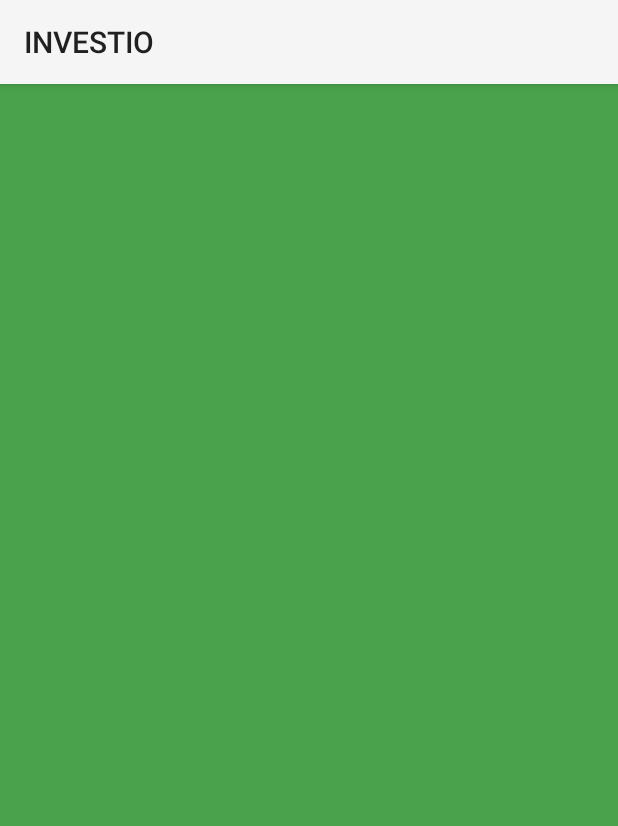
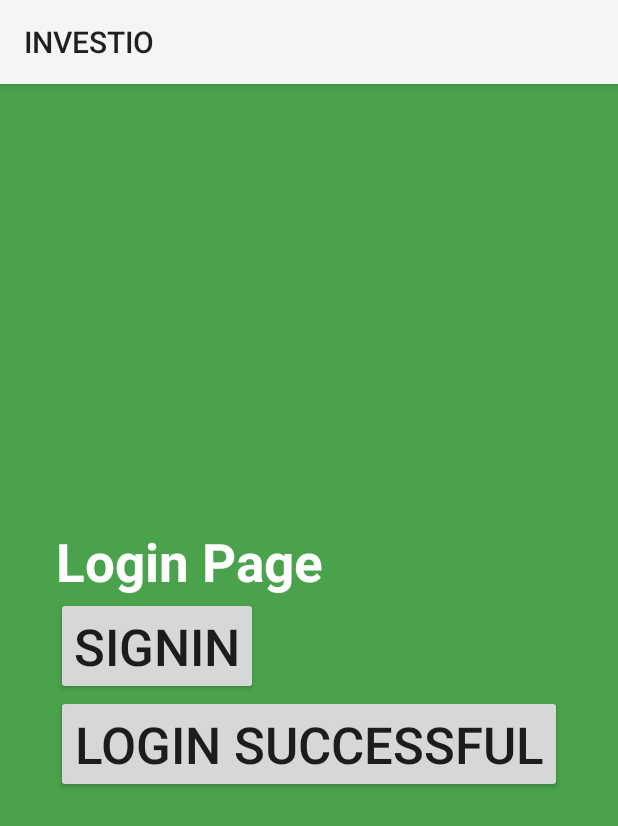
Before and after one commit to MuhammadAmmar71/INVESTIO, an Android app built with Jetpack Compose: the screen it shows after launch (HomeActivity before the commit, LoginPage after it), on a phone screen of 412 x 824 dp. Shown: the top 826 px of the screen. Run offline under Robolectric (Android 15) with nearby library versions, the phone set to English and light mode, and no system bars.

Commit message:
making of splash screen

```diff
--- /dev/null
+++ b/app/src/main/java/com/example/investio/LoginPage.java
@@ -0,0 +1,42 @@
+package com.example.investio;
+
+import androidx.appcompat.app.AppCompatActivity;
+
+import android.annotation.SuppressLint;
+import android.content.Intent;
+import android.os.Bundle;
+import android.view.View;
+import android.widget.Button;
+
+public class LoginPage extends AppCompatActivity {
+Button btnSignin;
+Button btnLoginSuccessful;
+
+    @SuppressLint("MissingInflatedId")
+    @Override
+    protected void onCreate(Bundle savedInstanceState) {
+        super.onCreate(savedInstanceState);
+        setContentView(R.layout.activity_login_page);
+        btnSignin=findViewById(R.id.btnSignin);
+        btnLoginSuccessful=findViewById(R.id.btnLoginSuccessful);
+
+        Intent iSignup = new Intent(LoginPage.this,SignupPage.class);
+        Intent iHome = new Intent(LoginPage.this,HomeActivity.class);
+        btnSignin.setOnClickListener(new View.OnClickListener() {
+            @Override
+            public void onClick(View view) {
+
+                startActivity(iSignup);
+            }
+        });
+
+        btnLoginSuccessful.setOnClickListener(new View.OnClickListener() {
+            @Override
+            public void onClick(View view) {
+
+                startActivity(iHome);
+            }
+        });
+
+    }
+}
--- a/app/src/main/java/com/example/investio/SplashScreen.java
+++ b/app/src/main/java/com/example/investio/SplashScreen.java
@@ -13,7 +13,7 @@ public class SplashScreen extends AppCompatActivity {
         super.onCreate(savedInstanceState);
         setContentView(R.layout.activity_splash_screen);
 
-        Intent iHome= new Intent(SplashScreen.this, HomeActivity.class);
+        Intent iHome= new Intent(SplashScreen.this, LoginPage.class);
         new Handler().postDelayed(new Runnable() {
             @Override
             public void run() {
--- /dev/null
+++ b/app/src/main/res/layout/activity_login_page.xml
@@ -0,0 +1,49 @@
+<?xml version="1.0" encoding="utf-8"?>
+<LinearLayout
+    xmlns:android="http://schemas.android.com/apk/res/android"
+    xmlns:app="http://schemas.android.com/apk/res-auto"
+    xmlns:tools="http://schemas.android.com/tools"
+    android:layout_width="match_parent"
+    android:layout_height="match_parent"
+    android:background="#4AA24D"
+    android:orientation="vertical"
+    android:gravity="center"
+    tools:context=".LoginPage">
+    <LinearLayout
+        android:layout_width="wrap_content"
+        android:layout_height="wrap_content"
+        android:orientation="vertical"
+        >
+        <TextView
+            android:layout_width="wrap_content"
+            android:layout_height="match_parent"
+            android:text="Login Page"
+            android:textColor="#fff"
+            android:textStyle="bold"
+            android:textSize="35sp"
+            />
+        <Button
+            android:layout_width="wrap_content"
+            android:layout_height="wrap_content"
+            android:text="Signin"
+            android:textSize="34sp"
+            android:id="@+id/btnSignin"
+
+            />
+        <Button
+            android:layout_width="wrap_content"
+            android:layout_height="wrap_content"
+            android:text="Login Successful"
+            android:textSize="34sp"
+            android:id="@+id/btnLoginSuccessful"
+
+            />
+
+
+    </LinearLayout>
+
+
+
+
+
+</LinearLayout>
--- a/app/src/main/res/layout/activity_splash_screen.xml
+++ b/app/src/main/res/layout/activity_splash_screen.xml
@@ -5,7 +5,7 @@
     xmlns:tools="http://schemas.android.com/tools"
     android:layout_width="match_parent"
     android:layout_height="match_parent"
-    android:background="#6FCD73"
+    android:background="#4AA24D"
     android:gravity="center"
     tools:context=".SplashScreen">
     <TextView
```
Also changed, not shown: app/src/main/AndroidManifest.xml (+8 -4 lines), app/src/main/java/com/example/investio/SignupPage.java (added, +27 -0 lines), app/src/main/res/layout/activity_home.xml (+8 -0 lines), app/src/main/res/layout/activity_signup_page.xml (added, +38 -0 lines).
